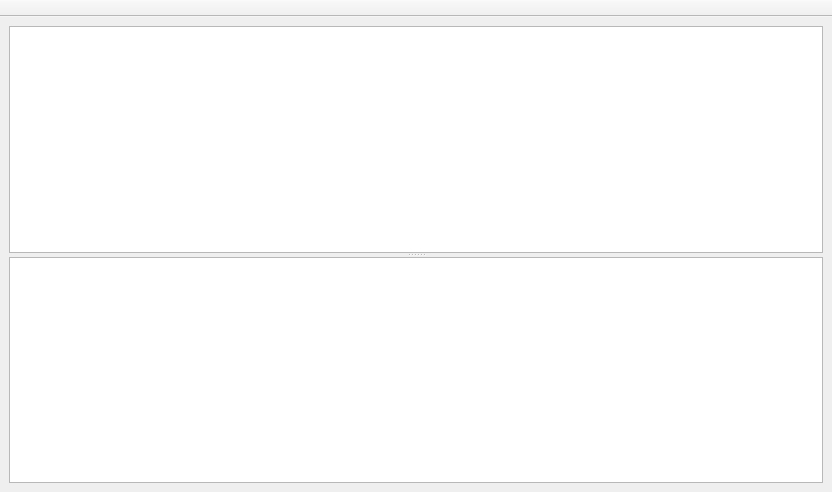
Above: mabiturtablewindow.ui from ichigo7diavol/armp before the change. Below: the same form after it.
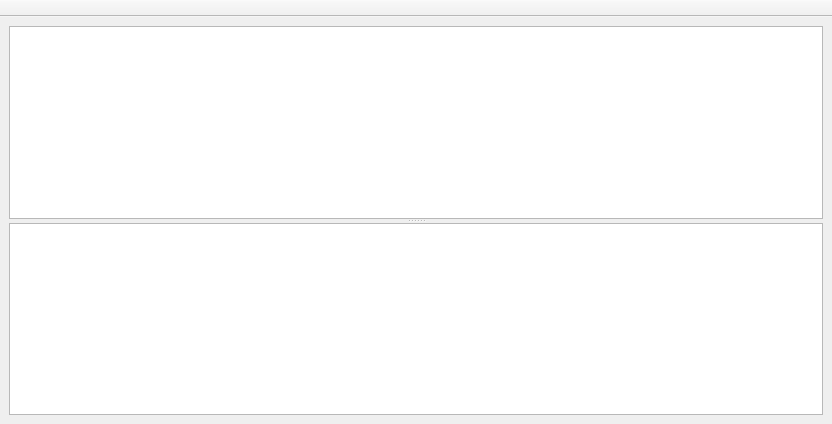
That is the form after the change.

```diff
--- a/mabiturtablewindow.ui
+++ b/mabiturtablewindow.ui
@@ -7,7 +7,7 @@
     <x>0</x>
     <y>0</y>
     <width>832</width>
-    <height>492</height>
+    <height>424</height>
    </rect>
   </property>
   <property name="windowTitle">
@@ -23,11 +23,66 @@
    <layout class="QVBoxLayout" name="verticalLayout">
     <item>
      <widget class="QSplitter" name="splitter">
+      <property name="sizePolicy">
+       <sizepolicy hsizetype="Preferred" vsizetype="Expanding">
+        <horstretch>0</horstretch>
+        <verstretch>0</verstretch>
+       </sizepolicy>
+      </property>
       <property name="orientation">
        <enum>Qt::Vertical</enum>
       </property>
-      <widget class="QTableWidget" name="tableWidget"/>
-      <widget class="QTableWidget" name="tableWidget_2"/>
+      <widget class="QTableView" name="abiturView">
+       <property name="font">
+        <font>
+         <pointsize>8</pointsize>
+        </font>
+       </property>
+       <property name="autoFillBackground">
+        <bool>true</bool>
+       </property>
+       <property name="styleSheet">
+        <string notr="true">QHeaderView::section {
+	background-color: rgb(200, 200, 200);
+	/*font-size: 9pt;*/
+}</string>
+       </property>
+       <property name="lineWidth">
+        <number>1</number>
+       </property>
+       <property name="midLineWidth">
+        <number>1</number>
+       </property>
+       <property name="editTriggers">
+        <set>QAbstractItemView::NoEditTriggers</set>
+       </property>
+       <property name="verticalScrollMode">
+        <enum>QAbstractItemView::ScrollPerItem</enum>
+       </property>
+       <property name="horizontalScrollMode">
+        <enum>QAbstractItemView::ScrollPerPixel</enum>
+       </property>
+       <property name="gridStyle">
+        <enum>Qt::SolidLine</enum>
+       </property>
+       <attribute name="horizontalHeaderMinimumSectionSize">
+        <number>39</number>
+       </attribute>
+       <attribute name="horizontalHeaderStretchLastSection">
+        <bool>true</bool>
+       </attribute>
+      </widget>
+      <widget class="QTableView" name="subTablesView">
+       <property name="sizePolicy">
+        <sizepolicy hsizetype="Preferred" vsizetype="Expanding">
+         <horstretch>0</horstretch>
+         <verstretch>0</verstretch>
+        </sizepolicy>
+       </property>
+       <property name="editTriggers">
+        <set>QAbstractItemView::NoEditTriggers</set>
+       </property>
+      </widget>
      </widget>
     </item>
    </layout>
```
